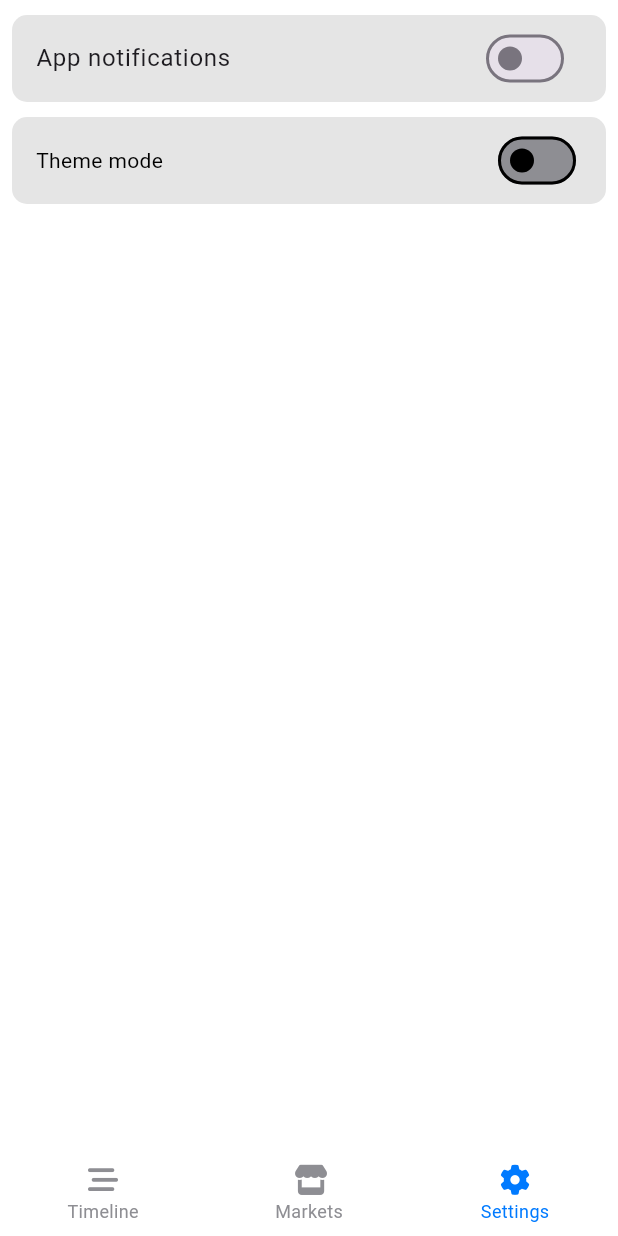
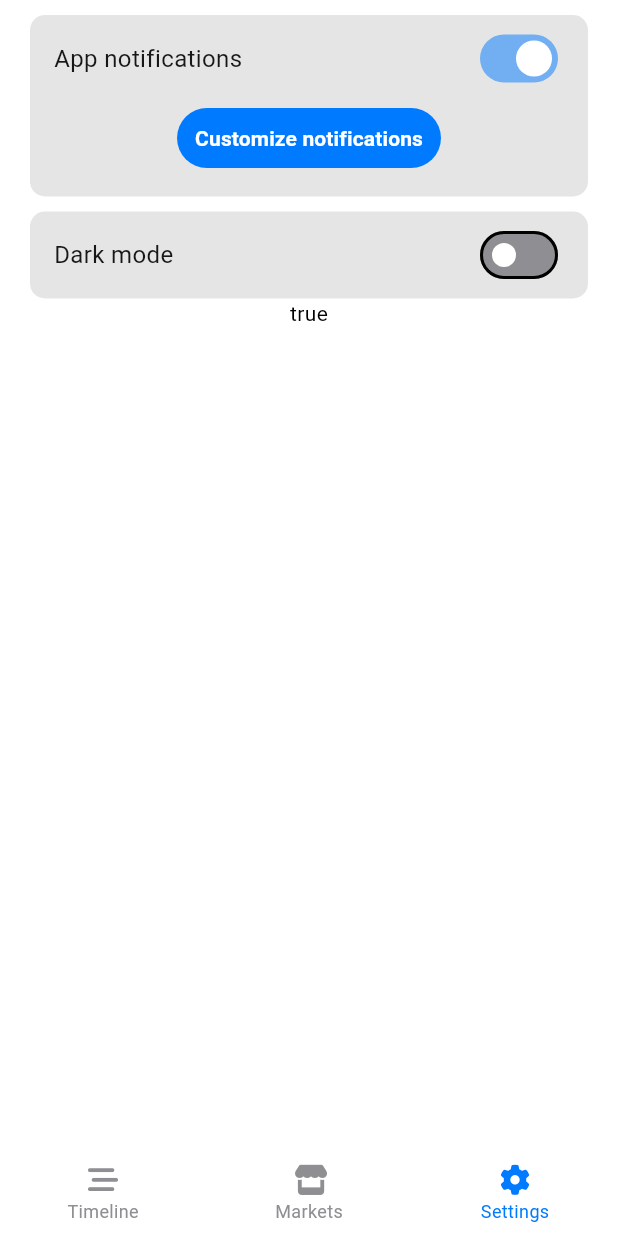
Before and after one commit to Kapish789/Stockhours, a Flutter app: the screen it shows after launch, item 3 of the bottom bar chosen, on a phone screen of 412 x 824 dp. Run offline on Flutter 3.47's test engine with Material 3 defaults, Android fonts, the phone set to English and light mode, and no system bars; drawn by our look-alikes of persistent_bottom_nav_bar; our stand-ins replace cloud_firestore, firebase_core, font_awesome_flutter, shared_preferences; missing offline and left inert: country_flags; accounts and stored records are empty.

Commit message:
added local shared preferences

```diff
--- a/lib/main.dart
+++ b/lib/main.dart
@@ -5,6 +5,7 @@ import 'package:provider/provider.dart';
 import 'package:stock_hours/models/fs_models.dart';
 import 'package:stock_hours/nav_bar.dart';
 import 'package:stock_hours/services/firestore.dart';
+import 'package:stock_hours/services/preferences.dart';
 import 'firebase_options.dart';
 
 void main() async {
@@ -26,11 +27,21 @@ class MainApp extends StatelessWidget {
         StreamProvider(
           create: (_) => FirestoreService().streamMarkets(),
           initialData: MarketList(),
-        )
+        ),
+        ChangeNotifierProvider(
+          create: (_) {
+            Preferences prefs = Preferences();
+            prefs.init();
+            return prefs;
+          },
+        ),
       ],
-      child: MaterialApp(
+      child: Builder(
+        builder: (context) {
+          Preferences prefs = Provider.of<Preferences>(context);
+          return MaterialApp(
             debugShowCheckedModeBanner: false,
-        home: NavBar(),
+            home: const NavBar(),
             theme: ThemeData(
               colorScheme: const ColorScheme(
                 brightness: Brightness.light,
@@ -63,7 +74,9 @@ class MainApp extends StatelessWidget {
                 inversePrimary: Colors.white,
               ),
             ),
-        themeMode: ThemeMode.system,
+            themeMode: prefs.themeMode,
+          );
+        }
       ),
     );
   }
--- a/lib/screens/settings_screen.dart
+++ b/lib/screens/settings_screen.dart
@@ -1,4 +1,6 @@
 import 'package:flutter/material.dart';
+import 'package:provider/provider.dart';
+import 'package:stock_hours/services/preferences.dart';
 
 class SettingsScreen extends StatefulWidget {
   const SettingsScreen({super.key});
@@ -10,19 +12,28 @@ class SettingsScreen extends StatefulWidget {
 class _SettingsScreenState extends State<SettingsScreen> {
   @override
   Widget build(BuildContext context) {
+    Preferences prefs = Provider.of<Preferences>(context);
     return Scaffold(
       backgroundColor: Theme.of(context).colorScheme.background,
       body: SafeArea(
         child: Padding(
-          padding: const EdgeInsets.symmetric(horizontal: 8.0, vertical: 10),
+          padding: const EdgeInsets.symmetric(horizontal: 20, vertical: 10),
           child: Column(
             children: [
               SwitchSettingsCard(
                 text: "App notifications",
+                enabled: prefs.notifications,
+                onValueChange: (value) async {
+                  await prefs.setNotifications(value);
+                },
                 expandable: true,
-                expandChildren: [
+                expandChild: Column(
+                  children: [
+                    const SizedBox(
+                      height: 5,
+                    ),
                     TextButton(
-                    onPressed: () {},
+                      onPressed: () async {},
                       style: ButtonStyle(
                         backgroundColor: MaterialStateProperty.all(
                           Theme.of(context).colorScheme.primary,
@@ -41,12 +52,19 @@ class _SettingsScreenState extends State<SettingsScreen> {
                     ),
                   ],
                 ),
-              SizedBox(
+              ),
+              const SizedBox(
                 height: 10,
               ),
               SwitchSettingsCard(
-                text: "Theme mode",
+                text: "Dark mode",
+                enabled: prefs.themeMode == ThemeMode.dark,
+                onValueChange: (value) async {
+                  await prefs
+                      .setThemeMode(value ? ThemeMode.dark : ThemeMode.light);
+                },
               ),
+              Text(prefs.notifications.toString()),
             ],
           ),
         ),
@@ -63,12 +81,16 @@ class _SettingsScreenState extends State<SettingsScreen> {
 class SwitchSettingsCard extends StatefulWidget {
   final bool expandable;
   final String text;
-  final List<Widget> expandChildren;
+  final Widget expandChild;
+  final bool enabled;
+  final void Function(bool value) onValueChange;
   const SwitchSettingsCard({
     super.key,
     this.expandable = false,
     required this.text,
-    this.expandChildren = const [],
+    this.expandChild = const SizedBox(),
+    required this.enabled,
+    required this.onValueChange,
   });
 
   @override
@@ -77,64 +99,36 @@ class SwitchSettingsCard extends StatefulWidget {
 
 class _SwitchSettingsCardState extends State<SwitchSettingsCard> {
   ExpansionTileController tileController = ExpansionTileController();
-  bool optionValue = false;
 
   @override
   Widget build(BuildContext context) {
     return Container(
+      padding: const EdgeInsets.symmetric(horizontal: 16, vertical: 5),
       decoration: BoxDecoration(
           color: Theme.of(context).colorScheme.onBackground.withOpacity(0.1),
           borderRadius: BorderRadius.circular(10)),
-      child: widget.expandable
-          ? Theme(
-              data: ThemeData().copyWith(
-                dividerColor: Colors.transparent,
-                splashColor: Colors.transparent,
-                highlightColor: Colors.transparent,
-              ),
-              child: ExpansionTile(
-                onExpansionChanged: (value) {
-                  if (value && !optionValue) {
-                    tileController.collapse();
-                  }
-                  if (!value && optionValue) {
-                    tileController.expand();
-                  }
-                },
-                title: const Text("App notifications"),
-                backgroundColor: Colors.transparent,
-                controller: tileController,
-                trailing: Switch.adaptive(
-                  value: optionValue,
-                  onChanged: (value) {
-                    setState(() {
-                      optionValue = value;
-                    });
-                    if (value) tileController.expand();
-                    if (!value) tileController.collapse();
-                  },
-                ),
-                children: widget.expandChildren,
-              ),
-            )
-          : Padding(
-            padding: const EdgeInsets.symmetric(horizontal: 16, vertical: 5),
-            child: Row(
+      child: Column(
+        children: [
+          Row(
             mainAxisAlignment: MainAxisAlignment.spaceBetween,
             children: [
-                  Text(widget.text),
+              Text(
+                widget.text,
+                style: TextStyle(
+                    fontSize: 16,
+                    color: Theme.of(context).colorScheme.inversePrimary),
+              ),
               Switch.adaptive(
-                    value: optionValue,
-                    onChanged: (value) {
-                      setState(() {
-                        optionValue = value;
-                      });
-                      if (value) tileController.expand();
-                      if (!value) tileController.collapse();
-                    },
-                  ),
+                thumbColor: MaterialStatePropertyAll(
+                    Theme.of(context).colorScheme.background),
+                  activeColor: Theme.of(context).colorScheme.primary,
+                value: widget.enabled,
+                onChanged: widget.onValueChange,
+              )
             ],
           ),
+          if (widget.expandable && widget.enabled) widget.expandChild
+        ],
       ),
     );
   }
--- /dev/null
+++ b/lib/services/preferences.dart
@@ -0,0 +1,35 @@
+import 'package:flutter/material.dart';
+import 'package:shared_preferences/shared_preferences.dart';
+
+class Preferences extends ChangeNotifier {
+  late SharedPreferences _prefs;
+  bool notifications = false;
+  ThemeMode themeMode = ThemeMode.system;
+
+  Future init() async {
+    _prefs = await SharedPreferences.getInstance();
+    syncWithPrefs();
+  }
+
+  void syncWithPrefs() {
+    //notifications
+    notifications = _prefs.getBool("notifications") ?? true;
+    themeMode = _prefs.getString("themeMode") == null
+        ? ThemeMode.system
+        : _prefs.getString("themeMode") == "light"
+            ? ThemeMode.light
+            : ThemeMode.dark;
+    notifyListeners();
+  }
+
+  Future<void> setThemeMode(ThemeMode themeMode) async {
+    String value = themeMode == ThemeMode.light ? "light" : "dark";
+    await _prefs.setString("themeMode", value);
+    syncWithPrefs();
+  }
+
+  Future<void> setNotifications(bool value) async {
+    await _prefs.setBool("notifications", value);
+    syncWithPrefs();
+  }
+}
--- a/pubspec.yaml
+++ b/pubspec.yaml
@@ -14,10 +14,13 @@ dependencies:
   flutter:
     sdk: flutter
   font_awesome_flutter: ^10.6.0
+  intl: ^0.19.0
   json_annotation: ^4.8.1
   json_serializable: ^6.7.1
   persistent_bottom_nav_bar: ^5.0.2
   provider: ^6.1.1
+  shared_preferences: ^2.2.2
+  streaming_shared_preferences: ^2.0.0
 
 dev_dependencies:
   flutter_test:
```
Also changed, not shown: lib/screens/timeline_screen.dart (+55 -4 lines), pubspec.lock, 2 other files. Lines whose indentation alone changed are shown as unchanged.
